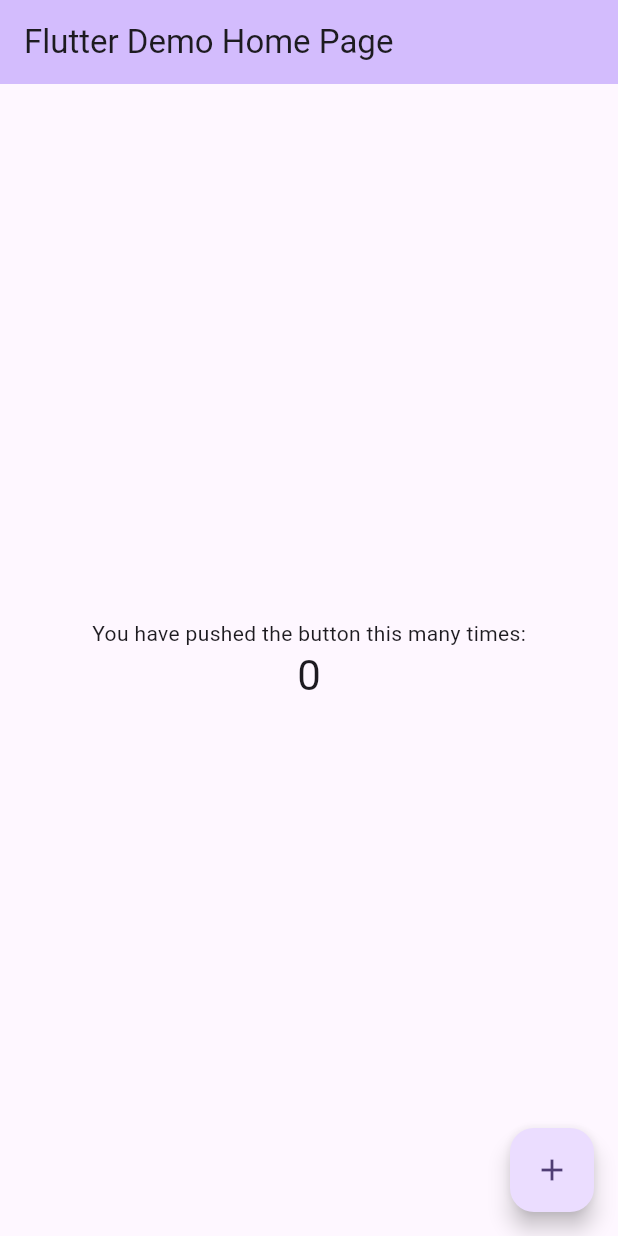
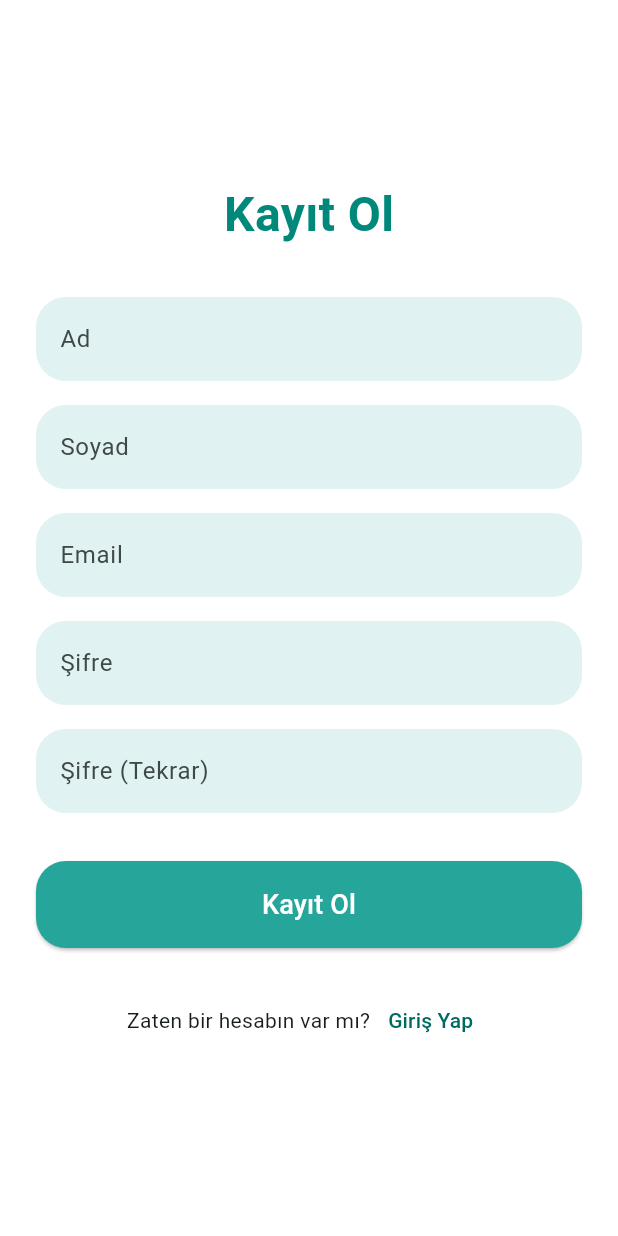
Before and after one commit to yeldasoy/password_manager, a Flutter app: the screen it shows after launch, on a phone screen of 412 x 824 dp. Run offline on Flutter 3.47's test engine with Material 3 defaults, Android fonts, the phone set to English and light mode, and no system bars.

Commit message:
register page design#1

```diff
--- /dev/null
+++ b/lib/RegisterPage.dart
@@ -0,0 +1,119 @@
+import 'package:flutter/material.dart';
+
+class RegisterPage extends StatelessWidget {
+  final _formKey = GlobalKey<FormState>();
+
+  RegisterPage({super.key});
+
+  @override
+  Widget build(BuildContext context) {
+    return Scaffold(
+      backgroundColor: Colors.white,
+      body: SafeArea(
+        child: Center(
+          child: SingleChildScrollView(
+            padding: const EdgeInsets.all(24),
+            child: Form(
+              key: _formKey,
+              child: Column(
+                mainAxisAlignment: MainAxisAlignment.center,
+                children: [
+                  // Başlık
+                  Text(
+                    'Kayıt Ol',
+                    style: TextStyle(
+                      fontSize: 32,
+                      fontWeight: FontWeight.bold,
+                      color: Colors.teal[600],
+                    ),
+                  ),
+                  const SizedBox(height: 32),
+
+                  // Ad
+                  _buildTextField(label: "Ad"),
+                  const SizedBox(height: 16),
+
+                  // Soyad
+                  _buildTextField(label: "Soyad"),
+                  const SizedBox(height: 16),
+
+                  // Email
+                  _buildTextField(label: "Email", keyboardType: TextInputType.emailAddress),
+                  const SizedBox(height: 16),
+
+                  // Şifre
+                  _buildTextField(label: "Şifre", obscure: true),
+                  const SizedBox(height: 16),
+
+                  // Şifre Tekrar
+                  _buildTextField(label: "Şifre (Tekrar)", obscure: true),
+                  const SizedBox(height: 32),
+
+                  // Kayıt Ol Butonu
+                  SizedBox(
+                    width: double.infinity,
+                    child: ElevatedButton(
+                      style: ElevatedButton.styleFrom(
+                        backgroundColor: Colors.teal[400],
+                        shape: RoundedRectangleBorder(
+                          borderRadius: BorderRadius.circular(20),
+                        ),
+                        padding: const EdgeInsets.symmetric(vertical: 16),
+                      ),
+                      onPressed: () {
+                        if (_formKey.currentState!.validate()) {
+                          // Backend'e gönderilecek alanlar burada işlenebilir
+                        }
+                      },
+                      child: const Text(
+                        "Kayıt Ol",
+                        style: TextStyle(fontSize: 18, color: Colors.white),
+                      ),
+                    ),
+                  ),
+
+                  const SizedBox(height: 24),
+
+                  // Giriş yap bağlantısı
+                  Row(
+                    mainAxisAlignment: MainAxisAlignment.center,
+                    children: [
+                      const Text("Zaten bir hesabın var mı?"),
+                      TextButton(
+                        onPressed: () {
+                          // Giriş sayfasına yönlendirme
+                        },
+                        child: const Text("Giriş Yap"),
+                      ),
+                    ],
+                  )
+                ],
+              ),
+            ),
+          ),
+        ),
+      ),
+    );
+  }
+
+  Widget _buildTextField({
+    required String label,
+    bool obscure = false,
+    TextInputType keyboardType = TextInputType.text,
+  }) {
+    return TextFormField(
+      obscureText: obscure,
+      keyboardType: keyboardType,
+      decoration: InputDecoration(
+        labelText: label,
+        filled: true,
+        fillColor: Colors.teal[50],
+        border: OutlineInputBorder(
+          borderRadius: BorderRadius.circular(20),
+          borderSide: BorderSide.none,
+        ),
+      ),
+      validator: (value) => value == null || value.isEmpty ? '$label boş bırakılamaz' : null,
+    );
+  }
+}
--- a/lib/main.dart
+++ b/lib/main.dart
@@ -1,4 +1,5 @@
 import 'package:flutter/material.dart';
+import 'RegisterPage.dart'; // Eğer dosya adı farklıysa burayı değiştir
 
 void main() {
   runApp(const MyApp());
@@ -7,119 +8,16 @@ void main() {
 class MyApp extends StatelessWidget {
   const MyApp({super.key});
 
-  // This widget is the root of your application.
   @override
   Widget build(BuildContext context) {
     return MaterialApp(
-      title: 'Flutter Demo',
+      title: 'Şifre Yöneticisi',
+      debugShowCheckedModeBanner: false,
       theme: ThemeData(
-        // This is the theme of your application.
-        //
-        // TRY THIS: Try running your application with "flutter run". You'll see
-        // the application has a purple toolbar. Then, without quitting the app,
-        // try changing the seedColor in the colorScheme below to Colors.green
-        // and then invoke "hot reload" (save your changes or press the "hot
-        // reload" button in a Flutter-supported IDE, or press "r" if you used
-        // the command line to start the app).
-        //
-        // Notice that the counter didn't reset back to zero; the application
-        // state is not lost during the reload. To reset the state, use hot
-        // restart instead.
-        //
-        // This works for code too, not just values: Most code changes can be
-        // tested with just a hot reload.
-        colorScheme: ColorScheme.fromSeed(seedColor: Colors.deepPurple),
         useMaterial3: true,
+        colorSchemeSeed: Colors.teal,
       ),
-      home: const MyHomePage(title: 'Flutter Demo Home Page'),
+      home: RegisterPage(),
     );
   }
 }
-
-class MyHomePage extends StatefulWidget {
-  const MyHomePage({super.key, required this.title});
-
-  // This widget is the home page of your application. It is stateful, meaning
-  // that it has a State object (defined below) that contains fields that affect
-  // how it looks.
-
-  // This class is the configuration for the state. It holds the values (in this
-  // case the title) provided by the parent (in this case the App widget) and
-  // used by the build method of the State. Fields in a Widget subclass are
-  // always marked "final".
-
-  final String title;
-
-  @override
-  State<MyHomePage> createState() => _MyHomePageState();
-}
-
-class _MyHomePageState extends State<MyHomePage> {
-  int _counter = 0;
-
-  void _incrementCounter() {
-    setState(() {
-      // This call to setState tells the Flutter framework that something has
-      // changed in this State, which causes it to rerun the build method below
-      // so that the display can reflect the updated values. If we changed
-      // _counter without calling setState(), then the build method would not be
-      // called again, and so nothing would appear to happen.
-      _counter++;
-    });
-  }
-
-  @override
-  Widget build(BuildContext context) {
-    // This method is rerun every time setState is called, for instance as done
-    // by the _incrementCounter method above.
-    //
-    // The Flutter framework has been optimized to make rerunning build methods
-    // fast, so that you can just rebuild anything that needs updating rather
-    // than having to individually change instances of widgets.
-    return Scaffold(
-      appBar: AppBar(
-        // TRY THIS: Try changing the color here to a specific color (to
-        // Colors.amber, perhaps?) and trigger a hot reload to see the AppBar
-        // change color while the other colors stay the same.
-        backgroundColor: Theme.of(context).colorScheme.inversePrimary,
-        // Here we take the value from the MyHomePage object that was created by
-        // the App.build method, and use it to set our appbar title.
-        title: Text(widget.title),
-      ),
-      body: Center(
-        // Center is a layout widget. It takes a single child and positions it
-        // in the middle of the parent.
-        child: Column(
-          // Column is also a layout widget. It takes a list of children and
-          // arranges them vertically. By default, it sizes itself to fit its
-          // children horizontally, and tries to be as tall as its parent.
-          //
-          // Column has various properties to control how it sizes itself and
-          // how it positions its children. Here we use mainAxisAlignment to
-          // center the children vertically; the main axis here is the vertical
-          // axis because Columns are vertical (the cross axis would be
-          // horizontal).
-          //
-          // TRY THIS: Invoke "debug painting" (choose the "Toggle Debug Paint"
-          // action in the IDE, or press "p" in the console), to see the
-          // wireframe for each widget.
-          mainAxisAlignment: MainAxisAlignment.center,
-          children: <Widget>[
-            const Text(
-              'You have pushed the button this many times:',
-            ),
-            Text(
-              '$_counter',
-              style: Theme.of(context).textTheme.headlineMedium,
-            ),
-          ],
-        ),
-      ),
-      floatingActionButton: FloatingActionButton(
-        onPressed: _incrementCounter,
-        tooltip: 'Increment',
-        child: const Icon(Icons.add),
-      ), // This trailing comma makes auto-formatting nicer for build methods.
-    );
-  }
-}
```
